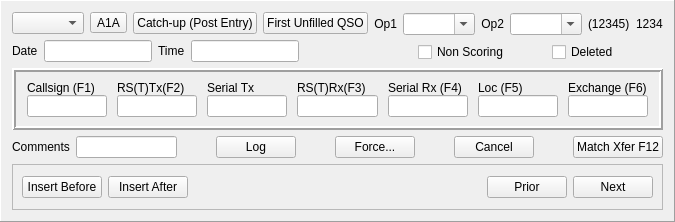
Above: mqt/MqtLogger/qsologframe.ui from zsteva/backup-minos2 before the change. Below: the same form after it.
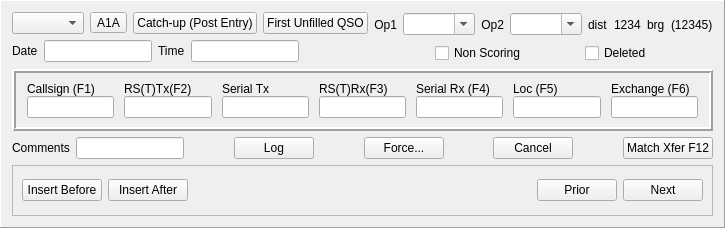
That is the form after the change.

Commit message: label bearing and distance

Diff of the .ui file:
```diff
--- a/mqt/MqtLogger/qsologframe.ui
+++ b/mqt/MqtLogger/qsologframe.ui
@@ -6,8 +6,8 @@
    <rect>
     <x>0</x>
     <y>0</y>
-    <width>642</width>
-    <height>222</height>
+    <width>643</width>
+    <height>228</height>
    </rect>
   </property>
   <property name="windowTitle">
@@ -189,6 +189,30 @@
            </property>
           </widget>
          </item>
+         <item>
+          <widget class="QLabel" name="label_4">
+           <property name="text">
+            <string>dist</string>
+           </property>
+          </widget>
+         </item>
+         <item>
+          <widget class="QLabel" name="BrgSt">
+           <property name="text">
+            <string>1234</string>
+           </property>
+           <property name="margin">
+            <number>0</number>
+           </property>
+          </widget>
+         </item>
+         <item>
+          <widget class="QLabel" name="label_3">
+           <property name="text">
+            <string>brg</string>
+           </property>
+          </widget>
+         </item>
          <item>
           <spacer name="horizontalSpacer_4">
            <property name="orientation">
@@ -212,16 +236,6 @@
            </property>
           </widget>
          </item>
-         <item>
-          <widget class="QLabel" name="BrgSt">
-          <property name="text">
-           <string>1234</string>
-          </property>
-          <property name="margin">
-           <number>0</number>
-          </property>
-          </widget>
-         </item>
         </layout>
        </item>
        <item>
```
